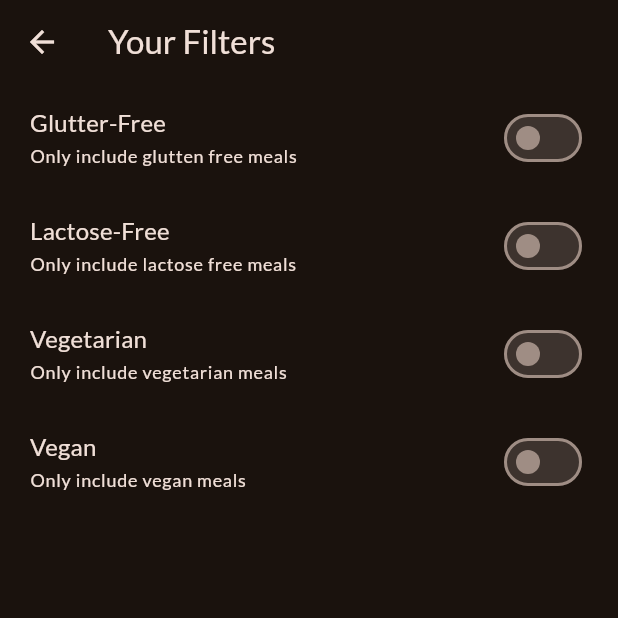
After one commit to RobinJoby/meals-app, a Flutter app: the FiltersScreen screen opened directly, on a phone screen of 412 x 824 dp, the top half of it. The commit adds this screen. Run offline on Flutter 3.47's test engine with Material 3 defaults, Android fonts, the phone set to English and light mode, and no system bars; our stand-ins replace google_fonts, transparent_image.

Commit message:
filters added

```diff
--- /dev/null
+++ b/lib/screens/filters_screen.dart
@@ -0,0 +1,169 @@
+import 'package:flutter/material.dart';
+// import 'package:meals_app/screens/tabs_screen.dart';
+// import 'package:meals_app/widgets/main_drawer.dart';
+
+enum Filter {
+  gluttenFree,
+  lactosFree,
+  vegetarian,
+  vegan,
+}
+
+class FiltersScreen extends StatefulWidget {
+  const FiltersScreen({super.key});
+
+  @override
+  State<FiltersScreen> createState() {
+    return _FiltersScreen();
+  }
+}
+
+class _FiltersScreen extends State<FiltersScreen> {
+  var _glutterFreeFilterSet = false;
+  var _lactoseFreeFilterSet = false;
+  var _vegiterianFilterSet = false;
+  var _veganFilterSet = false;
+  @override
+  Widget build(context) {
+    return Scaffold(
+      // drawer: MainDrawer(onSelectScreen: (identifier) {
+      //   Navigator.of(context).pop();
+      //   if (identifier == 'meals') {
+      //     Navigator.of(context).pushReplacement(
+      //         MaterialPageRoute(builder: (ctx) => const TabsScreen()));
+      //   }
+      // }),
+      appBar: AppBar(
+        title: const Text(
+          'Your Filters',
+        ),
+      ),
+      //         WillPopScope(
+//   onWillPop: () async {
+//     Navigator.of(context).pop({
+//       Filter.glutenFree: _glutenFreeFilterSet,
+//       Filter.lactoseFree: _lactoseFreeFilterSet,
+//       Filter.vegetarian: _vegetarianFilterSet,
+//       Filter.vegan: _veganFilterSet,
+//     });
+//     return false;
+//   },
+//   child: Column(...) // same code as before
+// ),
+      body: PopScope(
+        canPop: false,
+        onPopInvoked: (bool didPop) {
+          if (didPop) {
+            return;
+          }
+          Navigator.of(context).pop({
+            Filter.gluttenFree: _glutterFreeFilterSet,
+            Filter.lactosFree: _lactoseFreeFilterSet,
+            Filter.vegetarian: _veganFilterSet,
+            Filter.vegan: _vegiterianFilterSet,
+          });
+        },
+        child: Column(
+          children: [
+            SwitchListTile(
+              value: _glutterFreeFilterSet,
+              onChanged: (newValue) {
+                setState(() {
+                  _glutterFreeFilterSet = newValue;
+                });
+              },
+              title: Text(
+                'Glutter-Free',
+                style: Theme.of(context)
+                    .textTheme
+                    .titleMedium!
+                    .copyWith(color: Theme.of(context).colorScheme.onSurface),
+              ),
+              subtitle: Text(
+                'Only include glutten free meals',
+                style: Theme.of(context)
+                    .textTheme
+                    .labelMedium!
+                    .copyWith(color: Theme.of(context).colorScheme.onSurface),
+              ),
+              contentPadding: const EdgeInsets.symmetric(horizontal: 20),
+              activeColor: Theme.of(context).colorScheme.tertiary,
+            ),
+            SwitchListTile(
+              value: _lactoseFreeFilterSet,
+              onChanged: (newValue) {
+                setState(() {
+                  _lactoseFreeFilterSet = newValue;
+                });
+              },
+              title: Text(
+                'Lactose-Free',
+                style: Theme.of(context)
+                    .textTheme
+                    .titleMedium!
+                    .copyWith(color: Theme.of(context).colorScheme.onSurface),
+              ),
+              subtitle: Text(
+                'Only include lactose free meals',
+                style: Theme.of(context)
+                    .textTheme
+                    .labelMedium!
+                    .copyWith(color: Theme.of(context).colorScheme.onSurface),
+              ),
+              contentPadding: const EdgeInsets.symmetric(horizontal: 20),
+              activeColor: Theme.of(context).colorScheme.tertiary,
+            ),
+            SwitchListTile(
+              value: _vegiterianFilterSet,
+              onChanged: (newValue) {
+                setState(() {
+                  _vegiterianFilterSet = newValue;
+                });
+              },
+              title: Text(
+                'Vegetarian',
+                style: Theme.of(context)
+                    .textTheme
+                    .titleMedium!
+                    .copyWith(color: Theme.of(context).colorScheme.onSurface),
+              ),
+              subtitle: Text(
+                'Only include vegetarian meals',
+                style: Theme.of(context)
+                    .textTheme
+                    .labelMedium!
+                    .copyWith(color: Theme.of(context).colorScheme.onSurface),
+              ),
+              contentPadding: const EdgeInsets.symmetric(horizontal: 20),
+              activeColor: Theme.of(context).colorScheme.tertiary,
+            ),
+            SwitchListTile(
+              value: _veganFilterSet,
+              onChanged: (newValue) {
+                setState(() {
+                  _veganFilterSet = newValue;
+                });
+              },
+              title: Text(
+                'Vegan',
+                style: Theme.of(context)
+                    .textTheme
+                    .titleMedium!
+                    .copyWith(color: Theme.of(context).colorScheme.onSurface),
+              ),
+              subtitle: Text(
+                'Only include vegan meals',
+                style: Theme.of(context)
+                    .textTheme
+                    .labelMedium!
+                    .copyWith(color: Theme.of(context).colorScheme.onSurface),
+              ),
+              contentPadding: const EdgeInsets.symmetric(horizontal: 20),
+              activeColor: Theme.of(context).colorScheme.tertiary,
+            ),
+          ],
+        ),
+      ),
+    );
+  }
+}
```
Also changed, not shown: lib/screens/tabs_screen.dart (+21 -1 lines), lib/widgets/main_drawer.dart (+9 -3 lines).
